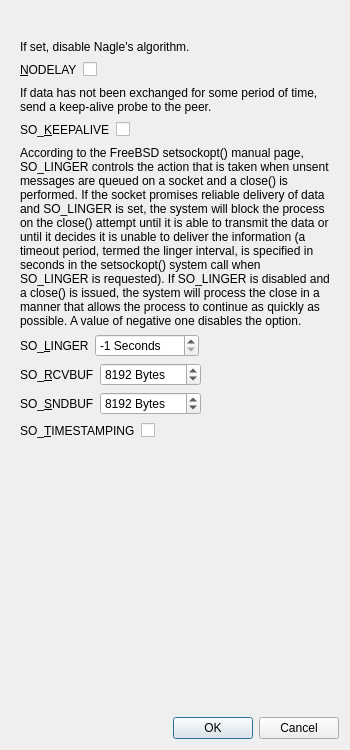
textbrowser/spot-on, file branches/trunk/UI/spot-on-socket-options.ui: the form before one commit.
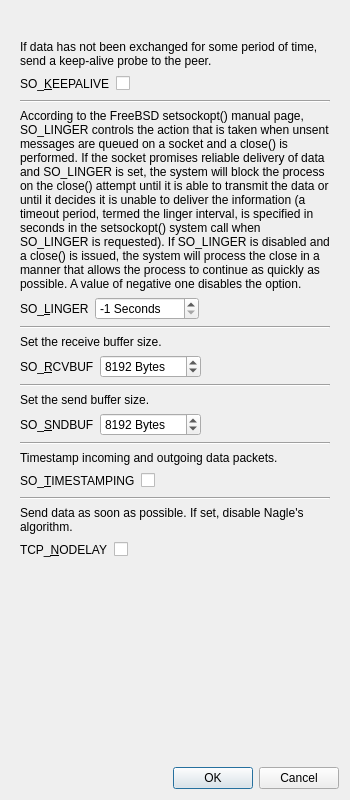
The form after the commit. Icons and pictures are not drawn.

The edit to the form file:
```diff
--- a/branches/trunk/UI/spot-on-socket-options.ui
+++ b/branches/trunk/UI/spot-on-socket-options.ui
@@ -7,7 +7,7 @@
     <x>0</x>
     <y>0</y>
     <width>350</width>
-    <height>750</height>
+    <height>800</height>
    </rect>
   </property>
   <property name="windowIcon">
@@ -37,53 +37,12 @@
       <property name="geometry">
        <rect>
         <x>0</x>
-        <y>0</y>
-        <width>332</width>
-        <height>676</height>
+        <y>-72</y>
+        <width>312</width>
+        <height>841</height>
        </rect>
       </property>
       <layout class="QVBoxLayout" name="verticalLayout_2">
-       <item>
-        <widget class="QLabel" name="label_7">
-         <property name="text">
-          <string>If set, disable Nagle's algorithm.</string>
-         </property>
-        </widget>
-       </item>
-       <item>
-        <layout class="QHBoxLayout" name="horizontalLayout_5">
-         <item>
-          <widget class="QLabel" name="label_6">
-           <property name="text">
-            <string>&amp;NODELAY</string>
-           </property>
-           <property name="buddy">
-            <cstring>nodelay</cstring>
-           </property>
-          </widget>
-         </item>
-         <item>
-          <widget class="QCheckBox" name="nodelay">
-           <property name="text">
-            <string/>
-           </property>
-          </widget>
-         </item>
-         <item>
-          <spacer name="horizontalSpacer_5">
-           <property name="orientation">
-            <enum>Qt::Horizontal</enum>
-           </property>
-           <property name="sizeHint" stdset="0">
-            <size>
-             <width>40</width>
-             <height>20</height>
-            </size>
-           </property>
-          </spacer>
-         </item>
-        </layout>
-       </item>
        <item>
         <widget class="QLabel" name="label_8">
          <property name="text">
@@ -128,6 +87,13 @@
          </item>
         </layout>
        </item>
+       <item>
+        <widget class="Line" name="line_5">
+         <property name="orientation">
+          <enum>Qt::Horizontal</enum>
+         </property>
+        </widget>
+       </item>
        <item>
         <widget class="QLabel" name="label_2">
          <property name="text">
@@ -181,6 +147,23 @@
          </item>
         </layout>
        </item>
+       <item>
+        <widget class="Line" name="line_4">
+         <property name="orientation">
+          <enum>Qt::Horizontal</enum>
+         </property>
+        </widget>
+       </item>
+       <item>
+        <widget class="QLabel" name="label_11">
+         <property name="text">
+          <string>Set the receive buffer size.</string>
+         </property>
+         <property name="wordWrap">
+          <bool>true</bool>
+         </property>
+        </widget>
+       </item>
        <item>
         <layout class="QHBoxLayout" name="horizontalLayout_2">
          <item>
@@ -224,6 +207,23 @@
          </item>
         </layout>
        </item>
+       <item>
+        <widget class="Line" name="line_3">
+         <property name="orientation">
+          <enum>Qt::Horizontal</enum>
+         </property>
+        </widget>
+       </item>
+       <item>
+        <widget class="QLabel" name="label_12">
+         <property name="text">
+          <string>Set the send buffer size.</string>
+         </property>
+         <property name="wordWrap">
+          <bool>true</bool>
+         </property>
+        </widget>
+       </item>
        <item>
         <layout class="QHBoxLayout" name="horizontalLayout_3">
          <item>
@@ -267,6 +267,23 @@
          </item>
         </layout>
        </item>
+       <item>
+        <widget class="Line" name="line_2">
+         <property name="orientation">
+          <enum>Qt::Horizontal</enum>
+         </property>
+        </widget>
+       </item>
+       <item>
+        <widget class="QLabel" name="label_10">
+         <property name="text">
+          <string>Timestamp incoming and outgoing data packets.</string>
+         </property>
+         <property name="wordWrap">
+          <bool>true</bool>
+         </property>
+        </widget>
+       </item>
        <item>
         <layout class="QHBoxLayout" name="horizontalLayout_6">
          <item>
@@ -301,6 +318,57 @@
          </item>
         </layout>
        </item>
+       <item>
+        <widget class="Line" name="line">
+         <property name="orientation">
+          <enum>Qt::Horizontal</enum>
+         </property>
+        </widget>
+       </item>
+       <item>
+        <widget class="QLabel" name="label_7">
+         <property name="text">
+          <string>Send data as soon as possible. If set, disable Nagle's algorithm.</string>
+         </property>
+         <property name="wordWrap">
+          <bool>true</bool>
+         </property>
+        </widget>
+       </item>
+       <item>
+        <layout class="QHBoxLayout" name="horizontalLayout_5">
+         <item>
+          <widget class="QLabel" name="label_6">
+           <property name="text">
+            <string>TCP_&amp;NODELAY</string>
+           </property>
+           <property name="buddy">
+            <cstring>nodelay</cstring>
+           </property>
+          </widget>
+         </item>
+         <item>
+          <widget class="QCheckBox" name="nodelay">
+           <property name="text">
+            <string/>
+           </property>
+          </widget>
+         </item>
+         <item>
+          <spacer name="horizontalSpacer_5">
+           <property name="orientation">
+            <enum>Qt::Horizontal</enum>
+           </property>
+           <property name="sizeHint" stdset="0">
+            <size>
+             <width>40</width>
+             <height>20</height>
+            </size>
+           </property>
+          </spacer>
+         </item>
+        </layout>
+       </item>
        <item>
         <spacer name="verticalSpacer">
          <property name="orientation">
```
Left out of the diff: 2 changed lines with no effect on the pictures.
